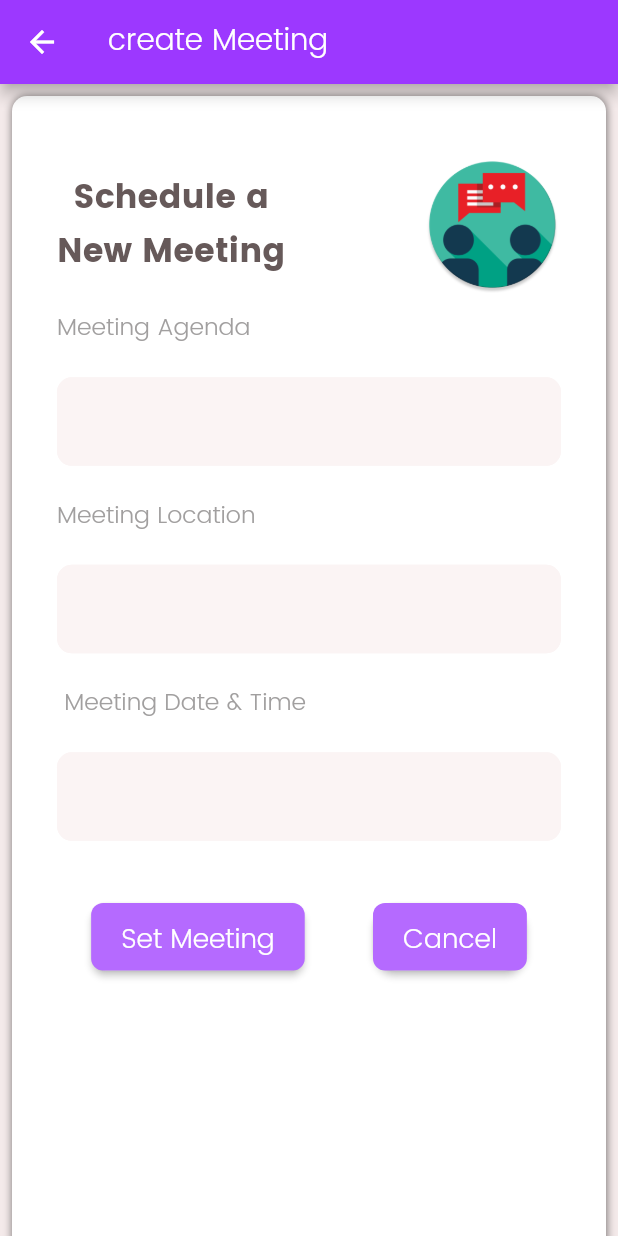
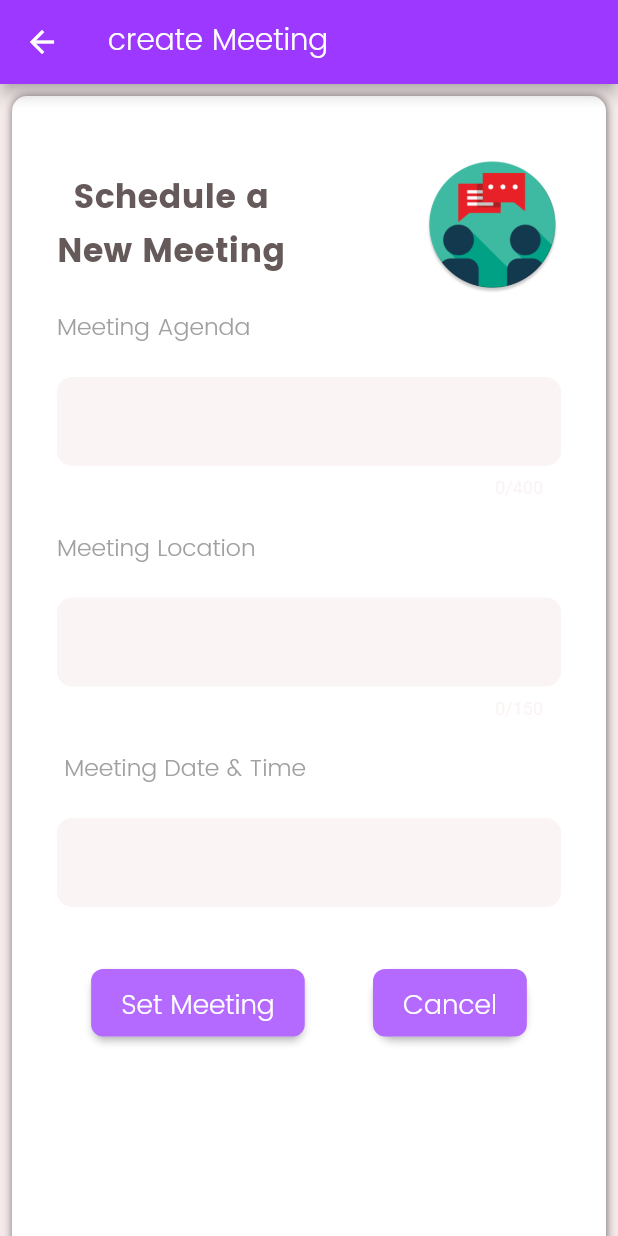
Before and after one commit to Krisha979/V4, a Flutter app: the Create screen opened directly, on a phone screen of 412 x 824 dp. Run offline on Flutter 3.47's test engine with Material 2 defaults, Android fonts, the phone set to English and light mode, and no system bars; drawn by our look-alikes of datetime_picker_formfield; our stand-ins replace carousel_pro, carousel_slider, connectivity, date_format, firebase_messaging, flutter_local_notifications and 3 more; missing offline and left inert: flutter_webview_plugin; accounts and stored records are empty; network calls fail.

Commit message:
meetings agenda location  nav bar icon alignment

```diff
--- a/lib/src_code/Editdialogs.dart
+++ b/lib/src_code/Editdialogs.dart
@@ -141,6 +141,7 @@ class AddEditDialogState extends State<AddEditDialog> {
                               child: TextFormField(
                                 keyboardType: TextInputType.multiline,
                                 maxLines: null,
+                                maxLength: 400,
                                 controller: meetingAgenda,
                                 decoration: new InputDecoration(
                                    errorText: _validate ? 'Value Can\'t Be Empty' : null,
@@ -175,6 +176,7 @@ class AddEditDialogState extends State<AddEditDialog> {
                               child: TextFormField(
                                 keyboardType: TextInputType.multiline,
                                 maxLines: null,
+                                maxLength: 150,
                                 controller: meetingLocation,
                                 decoration: new InputDecoration(
                                   fillColor: Color(0xFFFBF4F4),
--- a/lib/src_code/TaskDetails.dart
+++ b/lib/src_code/TaskDetails.dart
@@ -71,10 +71,11 @@ catch(e){
     Size size = MediaQuery.of(context).size;
 
     return Scaffold(
-      appBar: AppBar(title: Text('Task'),),
+      appBar: AppBar(title: Text('Task',  style: TextStyle(fontSize: 20, fontWeight: FontWeight.normal)),
+       backgroundColor: const Color(0xFF9C38FF),),
       body:
       Container(
-        color:  Color(0XFFF4EAEA),
+         color: Color(0XFFF4EAEA),
 
               child: Container(
                 margin: EdgeInsets.fromLTRB(8, 8, 8, 8),
--- a/lib/src_code/allnotification.dart
+++ b/lib/src_code/allnotification.dart
@@ -135,7 +135,7 @@ class AllNotificationState extends State<AllNotification> {
         child: Container(
           // height: size.height * 2,
           width: size.width,
-          color: Color(0xFFE0CECE),
+            color: Color(0XFFF4EAEA),
           child: Column(
             children: <Widget>[
               Container(
--- a/lib/src_code/createmeeting.dart
+++ b/lib/src_code/createmeeting.dart
@@ -168,6 +168,7 @@ class _CreateState extends State<Create> {
 
                                           keyboardType: TextInputType.multiline,
                                           maxLines: null,
+                                          maxLength: 400,
                                           controller: meetingAgenda,
                                           decoration: new InputDecoration(
 
@@ -206,6 +207,7 @@ class _CreateState extends State<Create> {
                                       child: Padding(
                                         padding: const EdgeInsets.only(top: 10, bottom: 10),
                                         child: TextFormField(
+                                          maxLength: 150,
                                           keyboardType: TextInputType.multiline,
                                           maxLines: null,
                                           controller: meetingLocation,
--- a/lib/src_code/home.dart
+++ b/lib/src_code/home.dart
@@ -642,7 +642,7 @@ final carousel1 = CarouselSlider(
     return Scaffold(
       body: SingleChildScrollView(
         child: Container(
-          color: Color(0xFFd6d6d6),
+           color: Color(0XFFF4EAEA),
           child: Column(
             children: <Widget>[
               Container(
--- a/lib/src_code/imagePreview.dart
+++ b/lib/src_code/imagePreview.dart
@@ -130,6 +130,8 @@ Future<bool> _checkConnectivity()  async{
                             ),
                       ),
 
+
+
                       Padding(
                         padding:
                             const EdgeInsets.only(top: 10, left: 15, right: 15),
--- a/lib/src_code/invoice.dart
+++ b/lib/src_code/invoice.dart
@@ -102,7 +102,7 @@ class _InvoiceState extends State<Invoice> {
       body: Container(
         height: size.height,
         width: size.width,
-        color: Color(0xFFE0CECE),
+          color: Color(0XFFF4EAEA),
         child: Column(
           children: <Widget>[
             Container(
--- a/lib/src_code/meetingdetail.dart
+++ b/lib/src_code/meetingdetail.dart
@@ -118,7 +118,7 @@ class MeetingDetailState extends State<MeetingDetail> {
   ),
 
                // height: size.height,
-                color: Color(0xFFF4EAEA),
+                color: Color(0XFFF4EAEA),
                 child: Wrap(
                                  children: <Widget>[  Container(
 
@@ -215,6 +215,7 @@ class MeetingDetailState extends State<MeetingDetail> {
                         Expanded(
                           child: Container(
                             decoration: BoxDecoration(
+
                               borderRadius: BorderRadius.circular(10.0),
                               color: Color(0xFFFBF4F4),
                             ),
--- a/lib/src_code/task.dart
+++ b/lib/src_code/task.dart
@@ -130,7 +130,7 @@ catch(e){
         _refreshController.refreshCompleted();
       },
       child: Container(
-                 color:Color(0XFFF4EAEA),
+                 color: Color(0XFFF4EAEA),
           child: Column(
                 children: <Widget>[
 
```
Also changed, not shown: lib/src_code/nav.dart (+4 -4 lines), lib/src_code/page.dart (+9 -3 lines).
